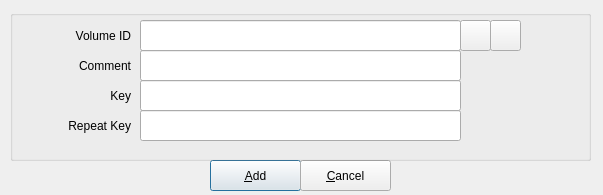
Old version of the form zuluCrypt-gui/walletconfiginput.ui in the repository mhogomchungu/zuluCrypt.
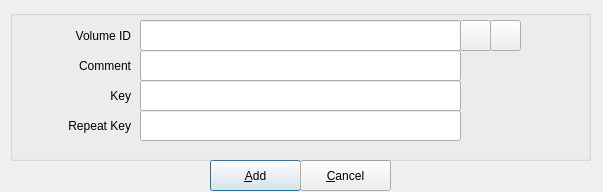
New version of the form.

```diff
--- a/zuluCrypt-gui/walletconfiginput.ui
+++ b/zuluCrypt-gui/walletconfiginput.ui
@@ -7,7 +7,7 @@
     <x>0</x>
     <y>0</y>
     <width>603</width>
-    <height>195</height>
+    <height>192</height>
    </rect>
   </property>
   <property name="windowTitle">
```
